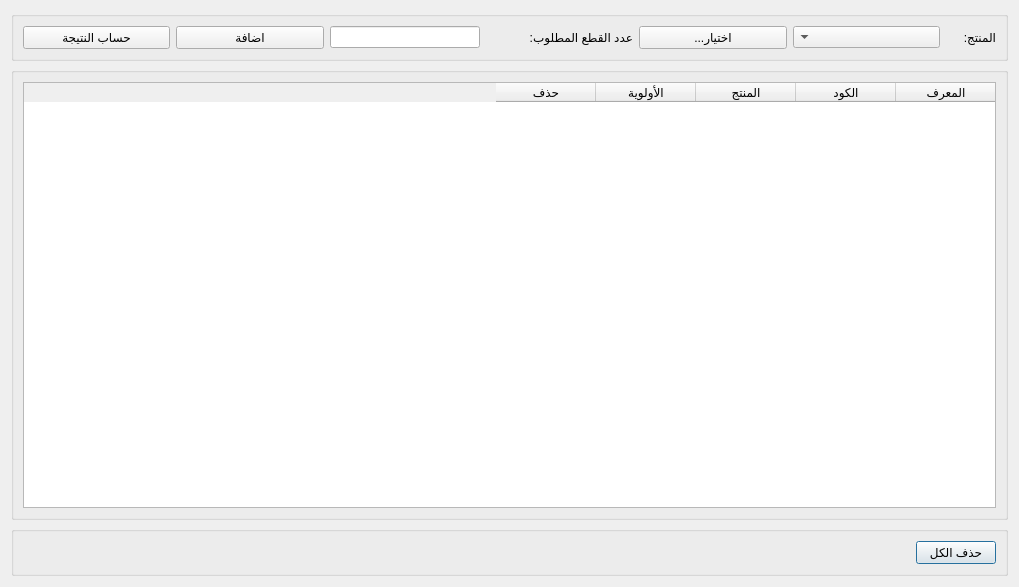
The window that Ui_SimplePlan.ui (rabee361/E-commerce2) describes before a commit, drawn with Qt 5.
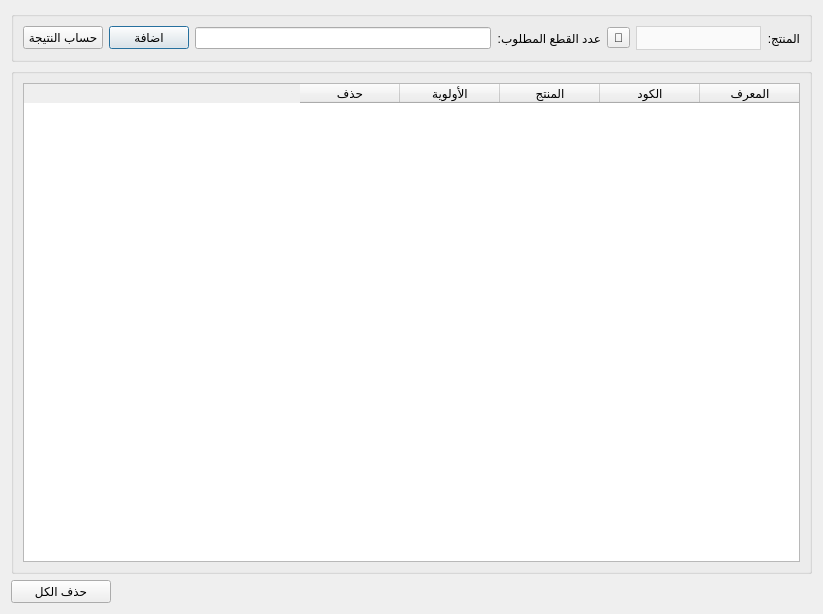
The same window after the commit. Icons and pictures are not drawn.

What changed in the file:
```diff
--- a/Ui_SimplePlan.ui
+++ b/Ui_SimplePlan.ui
@@ -9,8 +9,8 @@
    <rect>
     <x>0</x>
     <y>0</y>
-    <width>1019</width>
-    <height>587</height>
+    <width>823</width>
+    <height>614</height>
    </rect>
   </property>
   <property name="windowTitle">
@@ -20,22 +20,28 @@
    <iconset>
     <normaloff>graphics/icon.xpm</normaloff>graphics/icon.xpm</iconset>
   </property>
+  <property name="layoutDirection">
+   <enum>Qt::RightToLeft</enum>
+  </property>
   <property name="modal">
    <bool>true</bool>
   </property>
-  <layout class="QGridLayout" name="gridLayout_2">
-   <item row="1" column="0">
+  <layout class="QGridLayout" name="gridLayout_3">
+   <item row="1" column="0" colspan="2">
     <widget class="QGroupBox" name="groupBox_2">
+     <property name="layoutDirection">
+      <enum>Qt::RightToLeft</enum>
+     </property>
      <property name="title">
       <string/>
      </property>
-     <layout class="QGridLayout" name="gridLayout_3">
-      <item row="0" column="0">
+     <layout class="QGridLayout" name="gridLayout_2">
+      <item row="1" column="0">
        <widget class="QTableWidget" name="plan_items_table">
         <property name="maximumSize">
          <size>
           <width>16777215</width>
-          <height>500</height>
+          <height>16777215</height>
          </size>
         </property>
         <property name="layoutDirection">
@@ -77,58 +83,8 @@
      </layout>
     </widget>
    </item>
-   <item row="2" column="0">
+   <item row="0" column="0" colspan="2">
     <widget class="QGroupBox" name="groupBox_3">
-     <property name="maximumSize">
-      <size>
-       <width>16777215</width>
-       <height>50</height>
-      </size>
-     </property>
-     <property name="title">
-      <string/>
-     </property>
-     <layout class="QHBoxLayout" name="horizontalLayout">
-      <item>
-       <spacer name="horizontalSpacer">
-        <property name="orientation">
-         <enum>Qt::Horizontal</enum>
-        </property>
-        <property name="sizeHint" stdset="0">
-         <size>
-          <width>40</width>
-          <height>20</height>
-         </size>
-        </property>
-       </spacer>
-      </item>
-      <item>
-       <widget class="QPushButton" name="clear_btn">
-        <property name="maximumSize">
-         <size>
-          <width>100</width>
-          <height>16777215</height>
-         </size>
-        </property>
-        <property name="mouseTracking">
-         <bool>false</bool>
-        </property>
-        <property name="text">
-         <string>حذف الكل</string>
-        </property>
-       </widget>
-      </item>
-     </layout>
-    </widget>
-   </item>
-   <item row="0" column="0">
-    <widget class="QGroupBox" name="groupBox">
-     <property name="maximumSize">
-      <size>
-       <width>16777215</width>
-       <height>60</height>
-      </size>
-     </property>
      <property name="layoutDirection">
       <enum>Qt::RightToLeft</enum>
      </property>
@@ -136,45 +92,11 @@
       <string/>
      </property>
      <layout class="QGridLayout" name="gridLayout">
-      <item row="0" column="1">
-       <widget class="QComboBox" name="products">
-        <property name="maximumSize">
-         <size>
-          <width>500</width>
-          <height>16777215</height>
-         </size>
-        </property>
-       </widget>
-      </item>
-      <item row="0" column="2">
-       <widget class="QPushButton" name="products_btn">
-        <property name="text">
-         <string>...اختيار</string>
-        </property>
-       </widget>
-      </item>
-      <item row="0" column="10">
-       <widget class="QPushButton" name="calc_btn">
-        <property name="text">
-         <string>حساب النتيجة</string>
-        </property>
-       </widget>
-      </item>
-      <item row="0" column="5">
-       <widget class="QLineEdit" name="batches_input">
-        <property name="maximumSize">
-         <size>
-          <width>150</width>
-          <height>16777215</height>
-         </size>
-        </property>
-       </widget>
-      </item>
       <item row="0" column="0">
        <widget class="QLabel" name="label">
         <property name="maximumSize">
          <size>
-          <width>50</width>
+          <width>16777215</width>
           <height>16777215</height>
          </size>
         </property>
@@ -187,7 +109,7 @@
        <widget class="QLabel" name="label_2">
         <property name="maximumSize">
          <size>
-          <width>555555</width>
+          <width>16777215</width>
           <height>16777215</height>
          </size>
         </property>
@@ -196,16 +118,83 @@
         </property>
        </widget>
       </item>
-      <item row="0" column="6">
+      <item row="0" column="4">
+       <widget class="QLineEdit" name="batches_input">
+        <property name="maximumSize">
+         <size>
+          <width>16777215</width>
+          <height>16777215</height>
+         </size>
+        </property>
+       </widget>
+      </item>
+      <item row="0" column="5">
        <widget class="QPushButton" name="add_btn">
         <property name="text">
          <string>اضافة</string>
         </property>
        </widget>
       </item>
+      <item row="0" column="1">
+       <widget class="QComboBox" name="products">
+        <property name="minimumSize">
+         <size>
+          <width>125</width>
+          <height>0</height>
+         </size>
+        </property>
+        <property name="maximumSize">
+         <size>
+          <width>16777215</width>
+          <height>16777215</height>
+         </size>
+        </property>
+        <property name="styleSheet">
+         <string notr="true">QComboBox {
+        background-color: #fafafa;
+        border: 1px solid lightgrey;		
+		height: 22px;
+		color: black;
+    }
+    QComboBox::drop-down {
+        border: none;
+    }</string>
+        </property>
+       </widget>
+      </item>
+      <item row="0" column="2">
+       <widget class="QToolButton" name="products_btn">
+        <property name="text">
+         <string>🔎</string>
+        </property>
+       </widget>
+      </item>
+      <item row="0" column="6">
+       <widget class="QPushButton" name="calc_btn">
+        <property name="text">
+         <string>حساب النتيجة</string>
+        </property>
+       </widget>
+      </item>
      </layout>
     </widget>
    </item>
+   <item row="2" column="1">
+    <widget class="QPushButton" name="clear_btn">
+     <property name="maximumSize">
+      <size>
+       <width>100</width>
+       <height>16777215</height>
+      </size>
+     </property>
+     <property name="mouseTracking">
+      <bool>false</bool>
+     </property>
+     <property name="text">
+      <string>حذف الكل</string>
+     </property>
+    </widget>
+   </item>
   </layout>
  </widget>
  <resources/>
```
